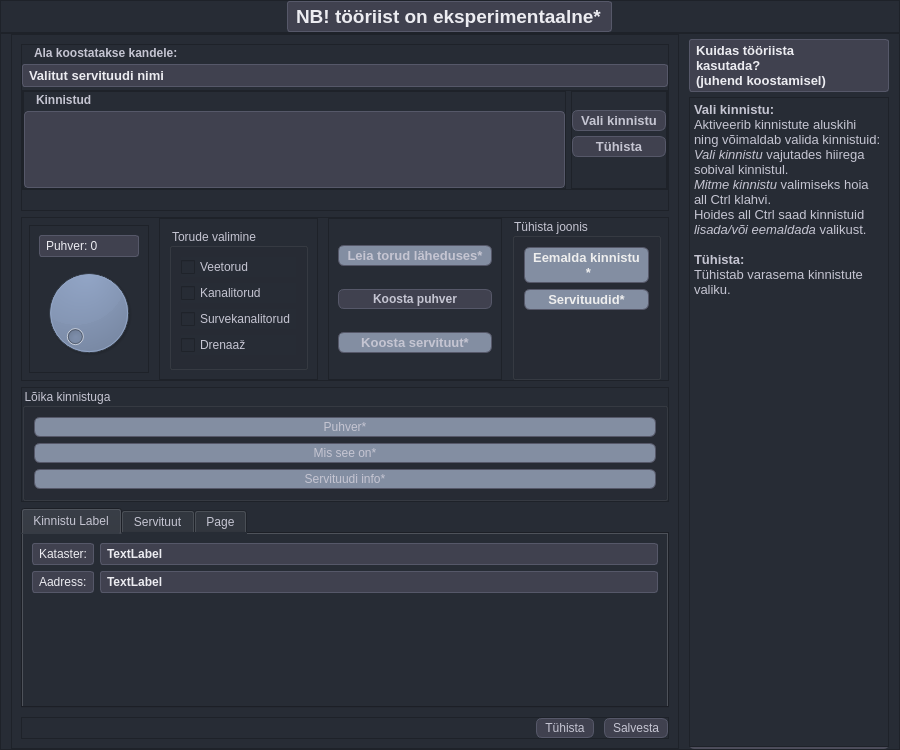
Qt form mailabl-qgis/Functions/Easements/widgets/Servituut.ui (TuloliKalver/mailabl-qgis) before a commit.
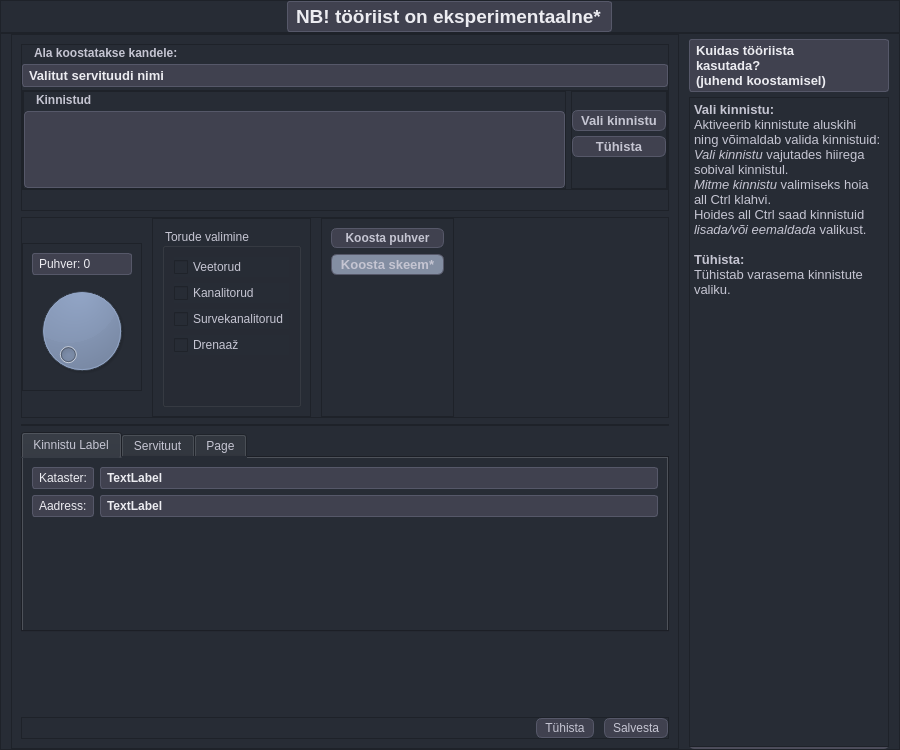
The same form after that commit. Icons and pictures are not drawn.

Commit message: Load easment area on first widget open. Redisign easment UI

```diff
--- a/mailabl-qgis/Functions/Easements/widgets/Servituut.ui
+++ b/mailabl-qgis/Functions/Easements/widgets/Servituut.ui
@@ -515,19 +515,6 @@
             <property name="bottomMargin">
              <number>0</number>
             </property>
-            <item>
-             <spacer name="horizontalSpacer_3">
-              <property name="orientation">
-               <enum>Qt::Horizontal</enum>
-              </property>
-              <property name="sizeHint" stdset="0">
-               <size>
-                <width>40</width>
-                <height>20</height>
-               </size>
-              </property>
-             </spacer>
-            </item>
             <item>
              <widget class="QFrame" name="frame_4">
               <property name="sizePolicy">
@@ -652,23 +639,6 @@
                <enum>QFrame::Raised</enum>
               </property>
               <layout class="QVBoxLayout" name="verticalLayout_12">
-               <item>
-                <widget class="QPushButton" name="pbPuhverYle">
-                 <property name="font">
-                  <font>
-                   <pointsize>10</pointsize>
-                   <weight>75</weight>
-                   <bold>true</bold>
-                  </font>
-                 </property>
-                 <property name="styleSheet">
-                  <string notr="true">background-color: rgb(131, 142, 162);</string>
-                 </property>
-                 <property name="text">
-                  <string>Leia torud läheduses*</string>
-                 </property>
-                </widget>
-               </item>
                <item>
                 <widget class="QPushButton" name="pbCreateProperties">
                  <property name="font">
@@ -699,7 +669,7 @@
                   <string notr="true">background-color: rgb(131, 142, 162);</string>
                  </property>
                  <property name="text">
-                  <string>Koosta servituut*</string>
+                  <string>Koosta skeem*</string>
                  </property>
                  <property name="icon">
                   <iconset>
@@ -713,52 +683,6 @@
                  </property>
                 </widget>
                </item>
-              </layout>
-             </widget>
-            </item>
-            <item>
-             <widget class="QGroupBox" name="groupBox_5">
-              <property name="title">
-               <string>Tühista joonis</string>
-              </property>
-              <layout class="QVBoxLayout" name="verticalLayout_2">
-               <item>
-                <widget class="QPushButton" name="pbClearPuhver2m">
-                 <property name="font">
-                  <font>
-                   <family>MS Shell Dlg 2</family>
-                   <pointsize>10</pointsize>
-                   <weight>75</weight>
-                   <italic>false</italic>
-                   <bold>true</bold>
-                  </font>
-                 </property>
-                 <property name="styleSheet">
-                  <string notr="true">background-color: rgb(131, 142, 162);</string>
-                 </property>
-                 <property name="text">
-                  <string>Eemalda kinnistu 
- *</string>
-                 </property>
-                </widget>
-               </item>
-               <item>
-                <widget class="QPushButton" name="pbClearEvvServituudid">
-                 <property name="font">
-                  <font>
-                   <pointsize>10</pointsize>
-                   <weight>75</weight>
-                   <bold>true</bold>
-                  </font>
-                 </property>
-                 <property name="styleSheet">
-                  <string notr="true">background-color: rgb(131, 142, 162);</string>
-                 </property>
-                 <property name="text">
-                  <string>Servituudid*</string>
-                 </property>
-                </widget>
-               </item>
                <item>
                 <spacer name="verticalSpacer">
                  <property name="orientation">
@@ -815,45 +739,6 @@
             <property name="bottomMargin">
              <number>0</number>
             </property>
-            <item>
-             <widget class="QGroupBox" name="groupBox_4">
-              <property name="title">
-               <string>Lõika kinnistuga</string>
-              </property>
-              <layout class="QVBoxLayout" name="verticalLayout_4">
-               <item>
-                <widget class="QPushButton" name="pushButton_5">
-                 <property name="styleSheet">
-                  <string notr="true">background-color: rgb(131, 142, 162);</string>
-                 </property>
-                 <property name="text">
-                  <string>Puhver*</string>
-                 </property>
-                </widget>
-               </item>
-               <item>
-                <widget class="QPushButton" name="pbKinnistuAndmed">
-                 <property name="styleSheet">
-                  <string notr="true">background-color: rgb(131, 142, 162);</string>
-                 </property>
-                 <property name="text">
-                  <string>Mis see on*</string>
-                 </property>
-                </widget>
-               </item>
-               <item>
-                <widget class="QPushButton" name="pbServituutInfo">
-                 <property name="styleSheet">
-                  <string notr="true">background-color: rgb(131, 142, 162);</string>
-                 </property>
-                 <property name="text">
-                  <string>Servituudi info*</string>
-                 </property>
-                </widget>
-               </item>
-              </layout>
-             </widget>
-            </item>
            </layout>
           </widget>
          </item>
```
The commit also changes 2 other files.
